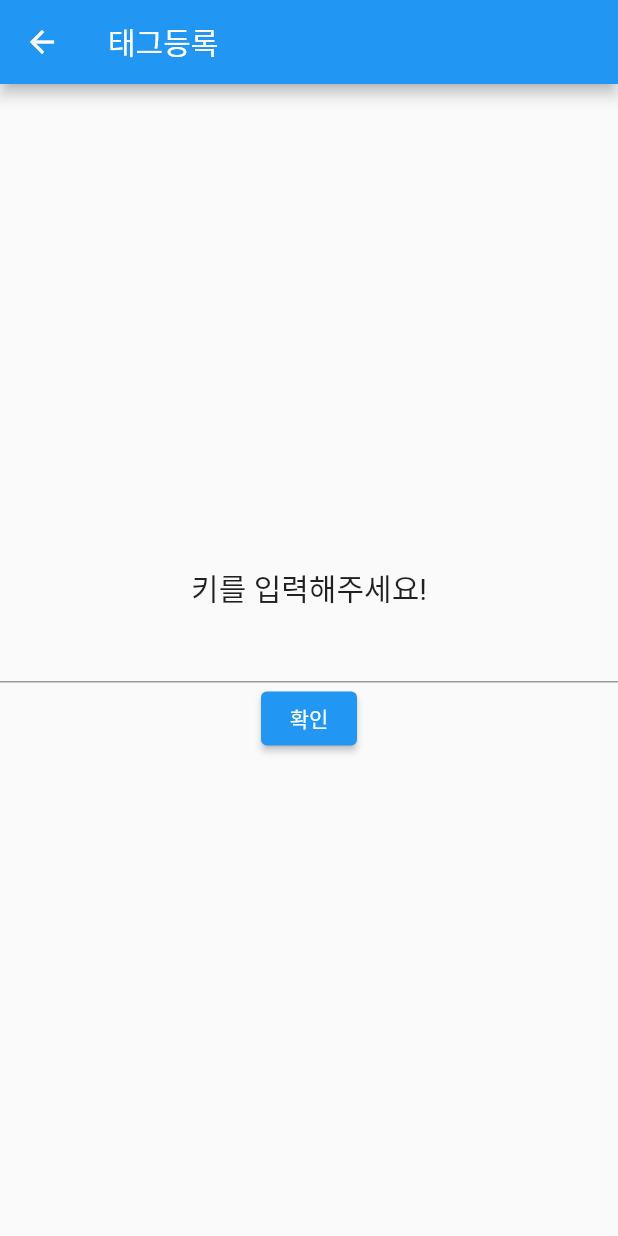
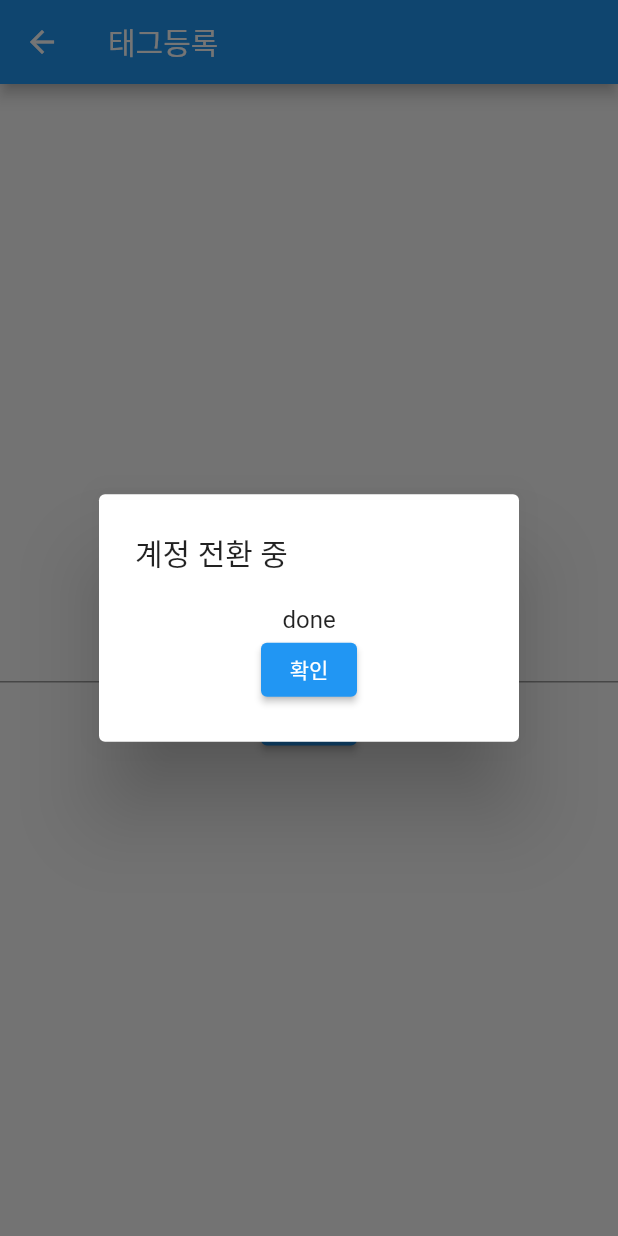
Before and after one commit to SWM-argonaut/Argonaut-Push-App, a Flutter app: the Tag screen opened directly, after a tap on "확인", on a phone screen of 412 x 824 dp. Run offline on Flutter 3.47's test engine with Material 2 defaults, Android fonts, the phone set to English and light mode, and no system bars; our stand-ins replace localstorage; missing offline and left inert: onesignal_flutter.

Commit message:
chagne tag & etc

```diff
--- a/lib/page/tag.dart
+++ b/lib/page/tag.dart
@@ -2,6 +2,7 @@ import 'dart:developer';
 
 import 'package:flutter/material.dart';
 
+import 'package:localstorage/localstorage.dart';
 import 'package:onesignal_flutter/onesignal_flutter.dart';
 
 class Tag extends StatefulWidget {
@@ -12,7 +13,9 @@ class Tag extends StatefulWidget {
 }
 
 class _TagState extends State<Tag> {
+  bool _isSending = false;
   late TextEditingController _textController;
+  final LocalStorage _storage = new LocalStorage('data.json');
 
   @override
   void initState() {
@@ -33,7 +36,16 @@ class _TagState extends State<Tag> {
         title: Text("태그등록"),
       ),
       body: Container(
-        child: Column(
+        child: FutureBuilder(
+            future: _storage.ready,
+            builder: (BuildContext context, AsyncSnapshot snapshot) {
+              if (snapshot.data == null) {
+                return Center(
+                  child: CircularProgressIndicator(),
+                );
+              }
+
+              return Column(
                 mainAxisAlignment: MainAxisAlignment.center,
                 children: [
                   Text(
@@ -43,16 +55,72 @@ class _TagState extends State<Tag> {
                   TextFormField(
                     controller: _textController,
                   ),
-            ElevatedButton(onPressed: _sendTag, child: Text("확인"))
+                  ElevatedButton(onPressed: _addTagPopup, child: Text("확인"))
                 ],
-        ),
+              );
+            }),
       ),
     );
   }
 
-  _sendTag() async {
+  _addTagPopup() {
+    if (_isSending) {
+      return;
+    }
+
+    _isSending = true;
+
+    showDialog(
+        context: context,
+        barrierDismissible: false,
+        builder: (BuildContext context) {
+          return AlertDialog(
+            scrollable: true,
+            title: Text("계정 전환 중"),
+            content: FutureBuilder(
+              future: _addTag(),
+              builder: (BuildContext context, AsyncSnapshot snapshot) {
+                if (snapshot.data == null) {
+                  return Center(
+                    // TODO 로딩화면 꾸미기
+                    child: CircularProgressIndicator(),
+                  );
+                }
+
+                // TODO 에러처리
+
+                return Column(children: [
+                  // TODO 성공 페이지 꾸미기
+                  Text(snapshot.data),
+                  ElevatedButton(
+                      onPressed: () => Navigator.pop(context),
+                      child: Text("확인"))
+                ]);
+              },
+            ),
+          );
+        });
+
+    _isSending = false;
+  }
+
+  _addTag() async {
+    try {
+      if (_storage.getItem("current_tag") != null) {
+        await OneSignal.shared.deleteTag(_storage.getItem("current_tag"));
+      }
+
       // 놀랍게도 이모지도 받아준다.
-    var result = await OneSignal.shared.sendTag(_textController.text, "권한?");
-    log(result.toString()); // 모든 태그들을 key:value 로 준다.
+      var tags = await OneSignal.shared.sendTag(_textController.text, "태그 값");
+      log(tags.toString()); // 모든 태그들을 key:value 로 준다.
+
+      await _storage.setItem("tags", tags);
+      await _storage.setItem("current_tag", _textController.text);
+    } catch (err) {
+      log(err.toString());
+      return err.toString();
+    }
+
+    return "done";
   }
 }
--- a/pubspec.yaml
+++ b/pubspec.yaml
@@ -29,6 +29,8 @@ dependencies:
   cupertino_icons: ^1.0.2
 
   onesignal_flutter: ^3.0.0
+
+  localstorage: ^4.0.0+1
 
 dev_dependencies:
   flutter_test:
```
Also changed, not shown: lib/page/home.dart (+18 -20 lines), lib/page/push_list.dart (+8 -1 lines), lib/page/settings.dart (added, +31 -0 lines), pubspec.lock. Lines whose indentation alone changed are shown as unchanged.
